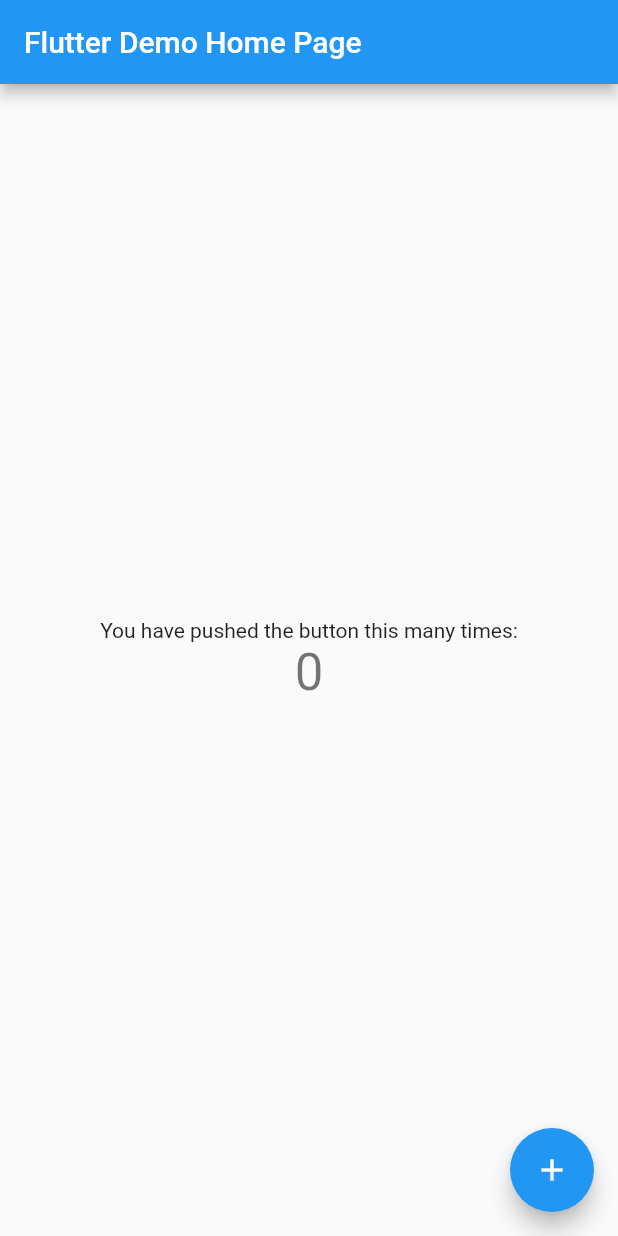
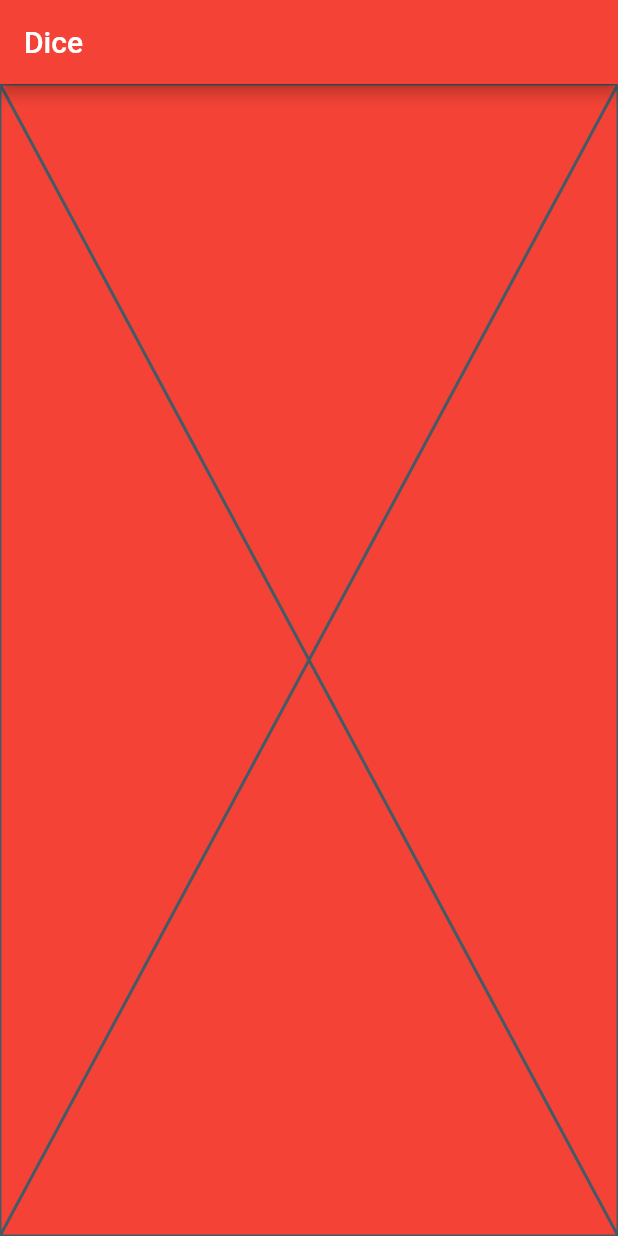
Before and after one commit to g0beze/dice, a Flutter app: the screen it shows after launch, on a phone screen of 412 x 824 dp. Run offline on Flutter 3.47's test engine with Material 2 defaults, Android fonts, the phone set to English and light mode, and no system bars.

Commit message:
setting up page

```diff
--- a/lib/main.dart
+++ b/lib/main.dart
@@ -1,115 +1,25 @@
 import 'package:flutter/material.dart';
 
 void main() {
-  runApp(const MyApp());
+  runApp(
+    MaterialApp(
+      home: Scaffold(
+        backgroundColor: Colors.red,
+        appBar: AppBar(
+          title: const Text('Dice'),
+          backgroundColor: Colors.red,
+        ),
+        body: DicePage(),
+      ),
+    ),
+  );
 }
 
-class MyApp extends StatelessWidget {
-  const MyApp({super.key});
-
-  // This widget is the root of your application.
-  @override
-  Widget build(BuildContext context) {
-    return MaterialApp(
-      title: 'Flutter Demo',
-      theme: ThemeData(
-        // This is the theme of your application.
-        //
-        // Try running your application with "flutter run". You'll see the
-        // application has a blue toolbar. Then, without quitting the app, try
-        // changing the primarySwatch below to Colors.green and then invoke
-        // "hot reload" (press "r" in the console where you ran "flutter run",
-        // or simply save your changes to "hot reload" in a Flutter IDE).
-        // Notice that the counter didn't reset back to zero; the application
-        // is not restarted.
-        primarySwatch: Colors.blue,
-      ),
-      home: const MyHomePage(title: 'Flutter Demo Home Page'),
-    );
-  }
-}
-
-class MyHomePage extends StatefulWidget {
-  const MyHomePage({super.key, required this.title});
-
-  // This widget is the home page of your application. It is stateful, meaning
-  // that it has a State object (defined below) that contains fields that affect
-  // how it looks.
-
-  // This class is the configuration for the state. It holds the values (in this
-  // case the title) provided by the parent (in this case the App widget) and
-  // used by the build method of the State. Fields in a Widget subclass are
-  // always marked "final".
-
-  final String title;
-
-  @override
-  State<MyHomePage> createState() => _MyHomePageState();
-}
-
-class _MyHomePageState extends State<MyHomePage> {
-  int _counter = 0;
-
-  void _incrementCounter() {
-    setState(() {
-      // This call to setState tells the Flutter framework that something has
-      // changed in this State, which causes it to rerun the build method below
-      // so that the display can reflect the updated values. If we changed
-      // _counter without calling setState(), then the build method would not be
-      // called again, and so nothing would appear to happen.
-      _counter++;
-    });
-  }
+class DicePage extends StatelessWidget {
+  const DicePage({super.key});
 
   @override
   Widget build(BuildContext context) {
-    // This method is rerun every time setState is called, for instance as done
-    // by the _incrementCounter method above.
-    //
-    // The Flutter framework has been optimized to make rerunning build methods
-    // fast, so that you can just rebuild anything that needs updating rather
-    // than having to individually change instances of widgets.
-    return Scaffold(
-      appBar: AppBar(
-        // Here we take the value from the MyHomePage object that was created by
-        // the App.build method, and use it to set our appbar title.
-        title: Text(widget.title),
-      ),
-      body: Center(
-        // Center is a layout widget. It takes a single child and positions it
-        // in the middle of the parent.
-        child: Column(
-          // Column is also a layout widget. It takes a list of children and
-          // arranges them vertically. By default, it sizes itself to fit its
-          // children horizontally, and tries to be as tall as its parent.
-          //
-          // Invoke "debug painting" (press "p" in the console, choose the
-          // "Toggle Debug Paint" action from the Flutter Inspector in Android
-          // Studio, or the "Toggle Debug Paint" command in Visual Studio Code)
-          // to see the wireframe for each widget.
-          //
-          // Column has various properties to control how it sizes itself and
-          // how it positions its children. Here we use mainAxisAlignment to
-          // center the children vertically; the main axis here is the vertical
-          // axis because Columns are vertical (the cross axis would be
-          // horizontal).
-          mainAxisAlignment: MainAxisAlignment.center,
-          children: <Widget>[
-            const Text(
-              'You have pushed the button this many times:',
-            ),
-            Text(
-              '$_counter',
-              style: Theme.of(context).textTheme.headlineMedium,
-            ),
-          ],
-        ),
-      ),
-      floatingActionButton: FloatingActionButton(
-        onPressed: _incrementCounter,
-        tooltip: 'Increment',
-        child: const Icon(Icons.add),
-      ), // This trailing comma makes auto-formatting nicer for build methods.
-    );
+    return const Placeholder();
   }
 }
```
